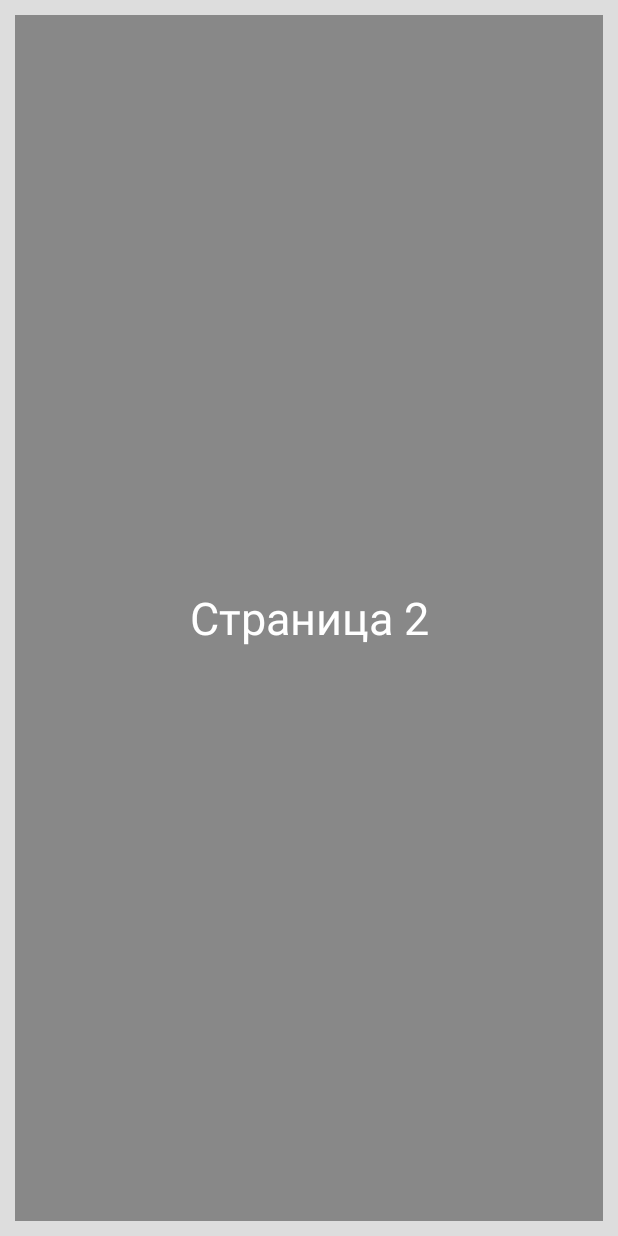
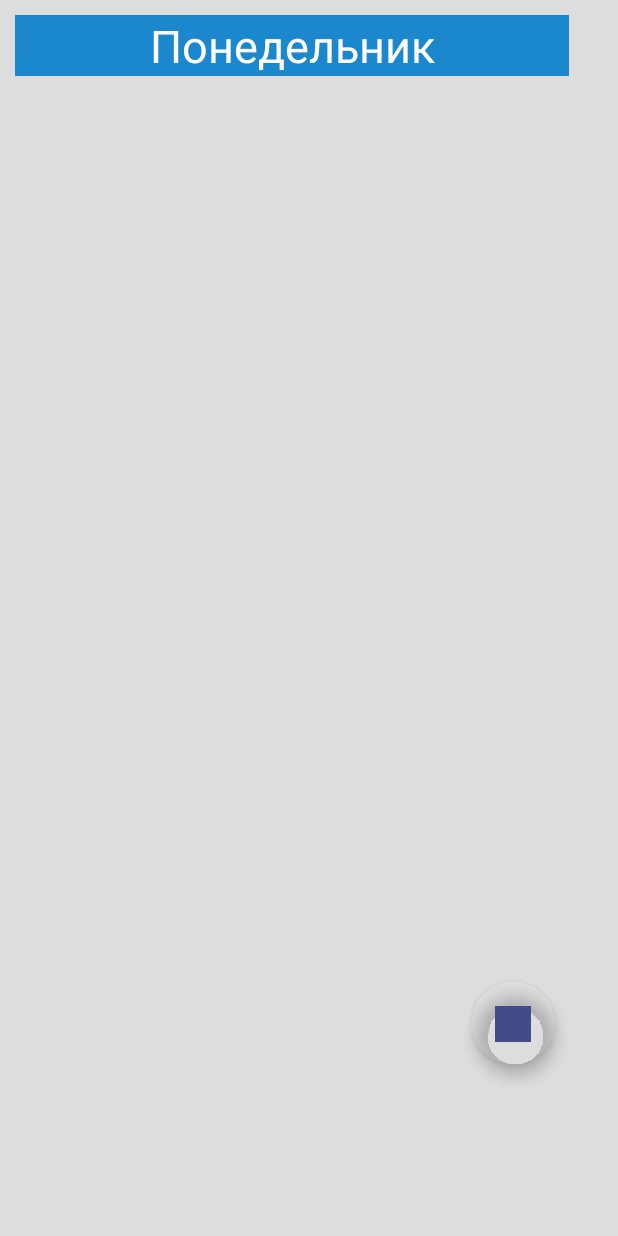
Before and after one commit to FM1S/PlatypusRush, an Android app: the screen it shows after launch (ViewPagerSampleActivity), on a phone screen of 412 x 824 dp. Run offline under Robolectric (Android 15) with nearby library versions, the phone set to English and light mode, and no system bars.

Commit message:
master
Wooow, here some new things again

```diff
--- a/ScreenPager/app/build.gradle
+++ b/ScreenPager/app/build.gradle
@@ -25,4 +25,5 @@ dependencies {
     testImplementation 'junit:junit:4.12'
     androidTestImplementation 'com.android.support.test:runner:1.0.1'
     androidTestImplementation 'com.android.support.test.espresso:espresso-core:3.0.1'
+    implementation 'com.android.support:design:27.1.1'
 }
--- a/ScreenPager/app/src/main/java/com/example/anane/screenpager/ViewPagerSampleActivity.java
+++ b/ScreenPager/app/src/main/java/com/example/anane/screenpager/ViewPagerSampleActivity.java
@@ -20,23 +20,43 @@ public class ViewPagerSampleActivity extends Activity {
 
         View page = inflater.inflate(R.layout.page, null);
         TextView textView = (TextView) page.findViewById(R.id.text_view);
-        textView.setText("Страница 1");
+        textView.setText("Понедельник");
         pages.add(page);
 
         page = inflater.inflate(R.layout.page, null);
         textView = (TextView) page.findViewById(R.id.text_view);
-        textView.setText("Страница 2");
+        textView.setText("Вторник");
         pages.add(page);
 
         page = inflater.inflate(R.layout.page, null);
         textView = (TextView) page.findViewById(R.id.text_view);
-        textView.setText("Страница 3");
+        textView.setText("Среда");
+        pages.add(page);
+
+        page = inflater.inflate(R.layout.page, null);
+        textView = (TextView) page.findViewById(R.id.text_view);
+        textView.setText("Четверг");
+        pages.add(page);
+
+        page = inflater.inflate(R.layout.page, null);
+        textView = (TextView) page.findViewById(R.id.text_view);
+        textView.setText("Пятница");
+        pages.add(page);
+
+        page = inflater.inflate(R.layout.page, null);
+        textView = (TextView) page.findViewById(R.id.text_view);
+        textView.setText("Суббота");
+        pages.add(page);
+
+        page = inflater.inflate(R.layout.page, null);
+        textView = (TextView) page.findViewById(R.id.text_view);
+        textView.setText("Воскресенье");
         pages.add(page);
 
         SamplePagerAdapter pagerAdapter = new SamplePagerAdapter(pages);
         ViewPager viewPager = new ViewPager(this);
         viewPager.setAdapter(pagerAdapter);
-        viewPager.setCurrentItem(1);
+        viewPager.setCurrentItem(0);
 
         setContentView(viewPager);
     }
--- a/ScreenPager/app/src/main/res/layout/page.xml
+++ b/ScreenPager/app/src/main/res/layout/page.xml
@@ -1,5 +1,6 @@
 <?xml version="1.0" encoding="utf-8"?>
 <RelativeLayout xmlns:android="http://schemas.android.com/apk/res/android"
+    xmlns:app="http://schemas.android.com/apk/res-auto"
     android:layout_width="fill_parent"
     android:layout_height="fill_parent"
     android:padding="10dip"
@@ -7,11 +8,39 @@
 
     <TextView
         android:id="@+id/text_view"
-        android:layout_width="fill_parent"
-        android:layout_height="fill_parent"
-        android:layout_centerInParent="true"
+        android:layout_width="369dp"
+        android:layout_height="wrap_content"
+        android:layout_alignParentTop="true"
+        android:background="#1b87cd"
         android:gravity="center"
-        android:background="#888"
         android:textColor="#fff"
-        android:textSize="30dip"/>
+        android:textSize="30sp" />
+
+    <android.support.design.widget.FloatingActionButton
+        android:id="@+id/floatingActionButton"
+        android:layout_width="wrap_content"
+        android:layout_height="wrap_content"
+        android:layout_alignParentBottom="true"
+        android:layout_alignParentEnd="true"
+        android:layout_marginBottom="103dp"
+        android:layout_marginEnd="32dp"
+        android:clickable="true"
+        android:focusable="true"
+        app:srcCompat="@color/colorPrimaryDark"
+        android:layout_marginRight="32dp"
+        android:layout_alignParentRight="true" />
+
+    <ScrollView
+        android:layout_width="match_parent"
+        android:layout_height="400dp"
+        android:layout_alignParentStart="true"
+        android:layout_centerVertical="true"
+        android:layout_alignParentLeft="true">
+
+        <LinearLayout
+            android:layout_width="match_parent"
+            android:layout_height="wrap_content"
+            android:orientation="vertical" />
+    </ScrollView>
+
 </RelativeLayout>
--- a/ScreenPager/app/src/main/res/values/colors.xml
+++ b/ScreenPager/app/src/main/res/values/colors.xml
@@ -1,6 +1,6 @@
 <?xml version="1.0" encoding="utf-8"?>
 <resources>
-    <color name="colorPrimary">#3F51B5</color>
-    <color name="colorPrimaryDark">#303F9F</color>
-    <color name="colorAccent">#FF4081</color>
+    <color name="colorPrimary">#751a8d</color>
+    <color name="colorPrimaryDark">#434c86</color>
+    <color name="colorAccent">#00ede4e7</color>
 </resources>
--- a/ScreenPager/app/src/main/res/values/styles.xml
+++ b/ScreenPager/app/src/main/res/values/styles.xml
@@ -1,7 +1,7 @@
 <resources>
 
     <!-- Base application theme. -->
-    <style name="AppTheme" parent="Theme.AppCompat.Light.DarkActionBar">
+    <style name="AppTheme" parent="Theme.AppCompat.NoActionBar">
         <!-- Customize your theme here. -->
         <item name="colorPrimary">@color/colorPrimary</item>
         <item name="colorPrimaryDark">@color/colorPrimaryDark</item>
```
Also changed, not shown: app/src/main/java/com/example/anane/hamlet/MainActivity.java (+74 -5 lines), app/src/main/java/com/example/anane/hamlet/Store.java (added, +15 -0 lines), app/src/main/res/layout/activity_main.xml (+35 -8 lines).
